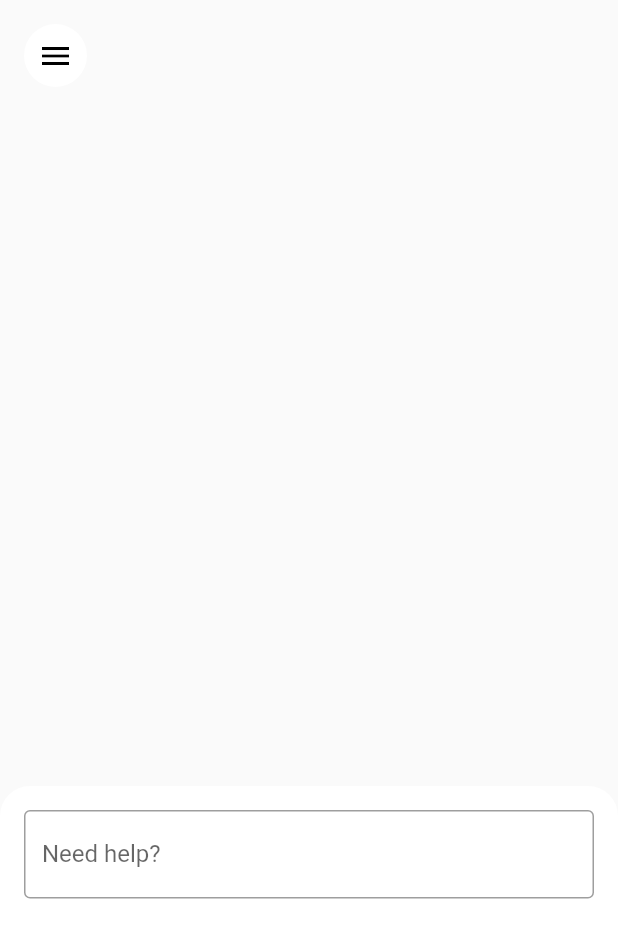
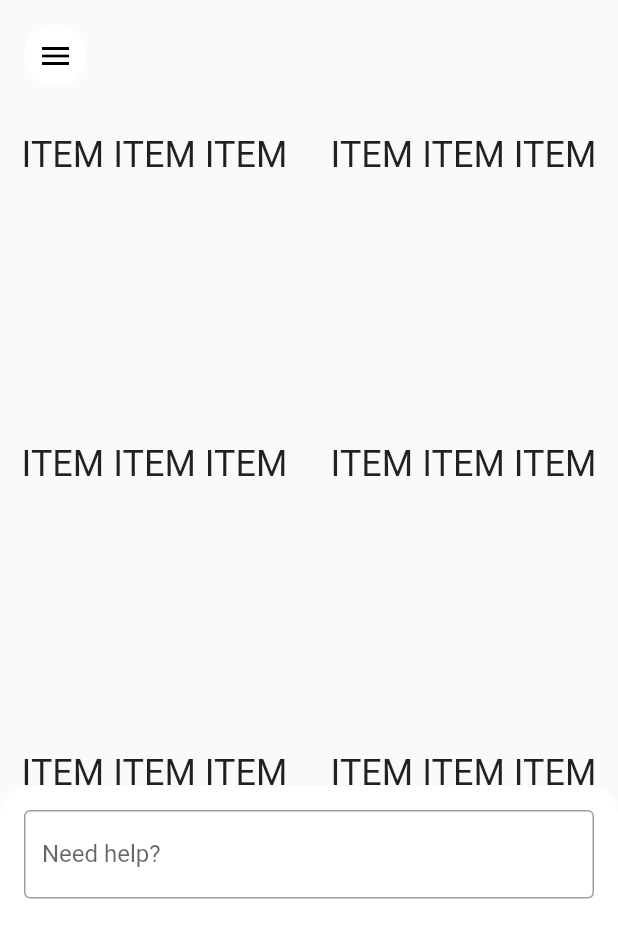
Before and after one commit to TimBibb/Space_Tracker_Flutter, a Flutter app: the screen it shows after launch, on a phone screen of 412 x 824 dp. Shown: the top 938 px of the screen. Run offline on Flutter 3.47's test engine with Material 2 defaults, Android fonts, the phone set to English and light mode, and no system bars.

Commit message:
sample background stuff

```diff
--- a/Space_Tracker/lib/main.dart
+++ b/Space_Tracker/lib/main.dart
@@ -165,23 +165,21 @@ class MapWidget extends StatelessWidget {
   @override
   Widget build(BuildContext context) {
     return Scaffold(
-			body: Builder(
-				builder: (context) =>
-					Align(
-						alignment: Alignment.bottomRight,
-						child: FloatingActionButton(
-							onPressed: () {
-								showBottomSheet(
-									context: context,
-									builder: (context) => Container(
-										color: Colors.red,
-									)
-								);
-							},
-						),
-					),
-			)
-		);
+			body: GridView.count(
+        // Create a grid with 2 columns. If you change the scrollDirection to
+        // horizontal, this produces 2 rows.
+        crossAxisCount: 2,
+        // Generate 100 widgets that display their index in the List.
+        children: List.generate(100, (index) {
+          return Center(
+            child: Text(
+              'ITEM ITEM ITEM',
+              style: Theme.of(context).textTheme.headline5,
+            ),
+           );
+      	}),
+      ),
+    );
   }
 }
 
```
